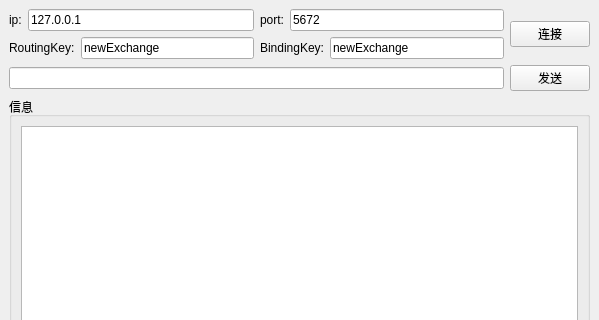
22Eric/informal-essay, file blog/RabbitmqTest/mainwindow.ui: the form before one commit; both pictures show x 0 to 599 and y 0 to 320 of the 599 by 493 pixel window.
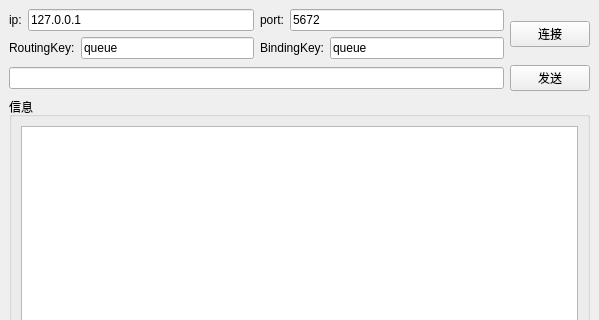
The form after the commit.

```diff
--- a/blog/RabbitmqTest/mainwindow.ui
+++ b/blog/RabbitmqTest/mainwindow.ui
@@ -69,7 +69,7 @@
             <item>
              <widget class="QLineEdit" name="RoutingKey">
               <property name="text">
-               <string>newExchange</string>
+               <string>queue</string>
               </property>
              </widget>
             </item>
@@ -87,7 +87,7 @@
             <item>
              <widget class="QLineEdit" name="BindingKey">
               <property name="text">
-               <string>newExchange</string>
+               <string>queue</string>
               </property>
              </widget>
             </item>
```
